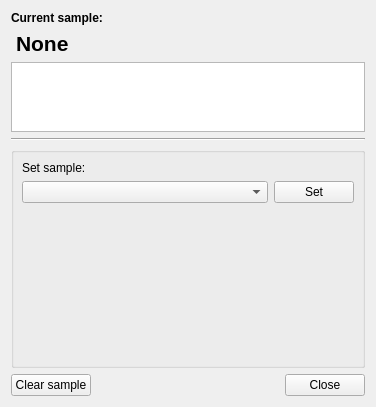
Before: the Qt Designer form nicos_ess/gui/panels/ui_files/sample.ui in ess-dmsc/nicos, drawn with Qt 5.
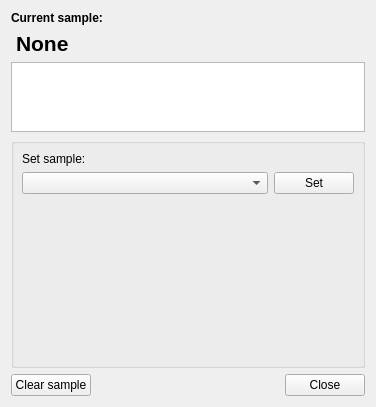
After: the same form once the commit is applied.

Commit message: remove bar for consistency

What changed in the file:
```diff
--- a/nicos_ess/gui/panels/ui_files/sample.ui
+++ b/nicos_ess/gui/panels/ui_files/sample.ui
@@ -98,24 +98,6 @@
      </attribute>
     </widget>
    </item>
-   <item>
-    <widget class="Line" name="line">
-     <property name="font">
-      <font>
-       <pointsize>11</pointsize>
-      </font>
-     </property>
-     <property name="lineWidth">
-      <number>1</number>
-     </property>
-     <property name="midLineWidth">
-      <number>0</number>
-     </property>
-     <property name="orientation">
-      <enum>Qt::Horizontal</enum>
-     </property>
-    </widget>
-   </item>
    <item>
     <widget class="QGroupBox" name="controlGroup">
      <property name="title">
```
Left out of the diff: 3 changed lines with no effect on the pictures.
